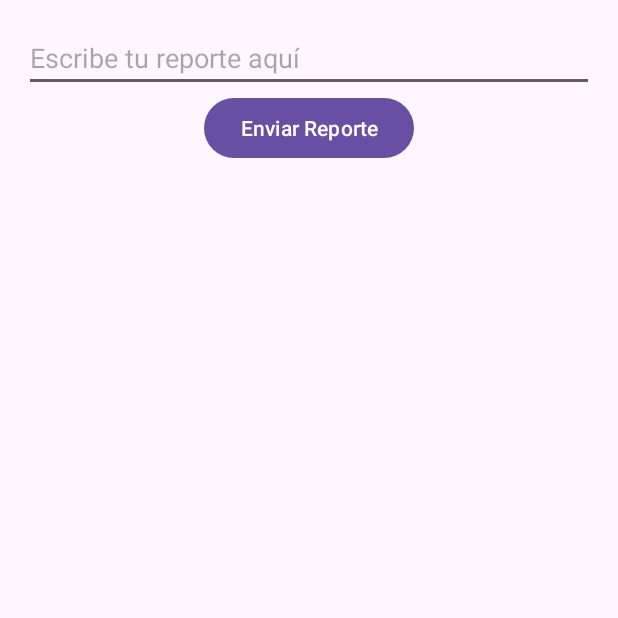
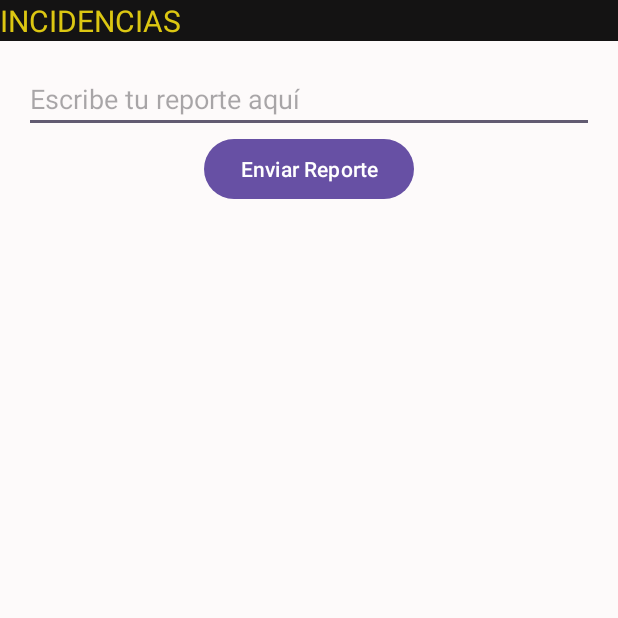
Before and after one commit to AdriTomBar/GestionDeportiva, an Android app: the ReporteFragment screen opened directly, with no data from a screen before it, on a phone screen of 412 x 824 dp, the top half of it. Run offline under Robolectric (Android 15) with nearby library versions, the phone set to English and light mode, and no system bars.

Commit message:
Cambiada layodut informes

```diff
--- a/app/src/main/java/com/example/gestionclubdeportivo/Actividades/ReporteFragment.java
+++ b/app/src/main/java/com/example/gestionclubdeportivo/Actividades/ReporteFragment.java
@@ -42,7 +42,7 @@ public class ReporteFragment extends Fragment {
 
         Intent intent = new Intent(Intent.ACTION_SEND);
         intent.setType("message/rfc822"); // garantiza que solo se abran apps de correo electronico
-        intent.putExtra(Intent.EXTRA_EMAIL, new String[]{"soporte@ejemplo.com"});
+        intent.putExtra(Intent.EXTRA_EMAIL, new String[]{"soporteCDIesCierva@ejemplo.com"});
         intent.putExtra(Intent.EXTRA_SUBJECT, "Reporte de usuario");
         intent.putExtra(Intent.EXTRA_TEXT, mensaje);
 
--- a/app/src/main/res/layout/activity_informes.xml
+++ b/app/src/main/res/layout/activity_informes.xml
@@ -4,8 +4,19 @@
     android:layout_height="match_parent"
     android:orientation="vertical">
 
+    <TextView
+        android:id="@+id/tvIncidencias"
+        android:layout_width="match_parent"
+        android:layout_height="wrap_content"
+        android:background="#141313"
+        android:text="INCIDENCIAS"
+        android:textColor="#DCC712"
+        android:textSize="20sp" />
+
     <FrameLayout
         android:id="@+id/fragment_container"
         android:layout_width="match_parent"
-        android:layout_height="match_parent" />
+        android:layout_height="match_parent"
+        android:background="#FDFAFA"
+        android:foregroundTint="#8F8999" />
 </LinearLayout>
--- a/app/src/main/res/layout/fragment_reporte.xml
+++ b/app/src/main/res/layout/fragment_reporte.xml
@@ -14,6 +14,6 @@
         android:id="@+id/buttonEnviar"
         android:layout_width="wrap_content"
         android:layout_height="wrap_content"
-        android:text="Enviar Reporte"
-        android:layout_gravity="center" />
+        android:layout_gravity="center"
+        android:text="Enviar Reporte" />
 </LinearLayout>
```
